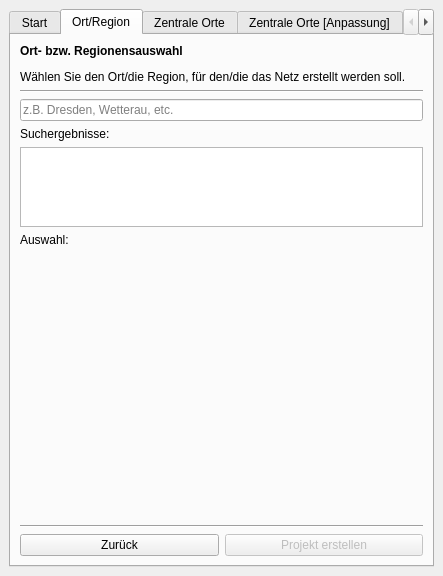
Old version of the form visionvelo_digirad_dockwidget.ui in the repository ohrie/DigiRad.
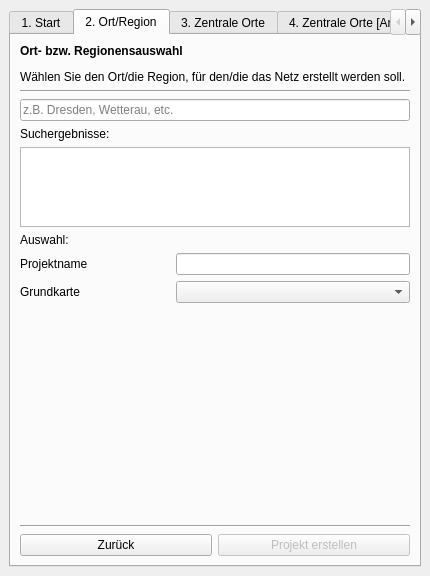
New version of the form. The open tabs and pages were chosen to show the change. Custom widgets are drawn as their Qt base class.

The edit to the form file:
```diff
--- a/visionvelo_digirad_dockwidget.ui
+++ b/visionvelo_digirad_dockwidget.ui
@@ -9,7 +9,7 @@
    <rect>
     <x>0</x>
     <y>0</y>
-    <width>443</width>
+    <width>430</width>
     <height>576</height>
    </rect>
   </property>
@@ -31,7 +31,7 @@
         <bool>true</bool>
        </property>
        <attribute name="title">
-        <string>Start</string>
+        <string>1. Start</string>
        </attribute>
        <layout class="QVBoxLayout" name="verticalLayout">
         <property name="sizeConstraint">
@@ -107,7 +107,7 @@
         <bool>true</bool>
        </property>
        <attribute name="title">
-        <string>Ort/Region</string>
+        <string>2. Ort/Region</string>
        </attribute>
        <layout class="QVBoxLayout" name="verticalLayout_2">
         <item>
@@ -186,6 +186,12 @@
           </property>
           <item>
            <widget class="QLabel" name="label2">
+            <property name="maximumSize">
+             <size>
+              <width>150</width>
+              <height>16777215</height>
+             </size>
+            </property>
             <property name="text">
              <string>Auswahl:</string>
             </property>
@@ -193,6 +199,12 @@
           </item>
           <item>
            <widget class="QLabel" name="locationSelectedRegionLabel">
+            <property name="maximumSize">
+             <size>
+              <width>400</width>
+              <height>16777215</height>
+             </size>
+            </property>
             <property name="text">
              <string/>
             </property>
@@ -200,6 +212,78 @@
           </item>
          </layout>
         </item>
+        <item>
+         <layout class="QHBoxLayout" name="horizontalLayout_15">
+          <item>
+           <widget class="QLabel" name="label_9">
+            <property name="maximumSize">
+             <size>
+              <width>150</width>
+              <height>16777215</height>
+             </size>
+            </property>
+            <property name="text">
+             <string>Projektname</string>
+            </property>
+           </widget>
+          </item>
+          <item>
+           <widget class="QLineEdit" name="locationProjectNameEdit">
+            <property name="sizePolicy">
+             <sizepolicy hsizetype="Preferred" vsizetype="Fixed">
+              <horstretch>0</horstretch>
+              <verstretch>0</verstretch>
+             </sizepolicy>
+            </property>
+            <property name="maximumSize">
+             <size>
+              <width>400</width>
+              <height>16777215</height>
+             </size>
+            </property>
+           </widget>
+          </item>
+         </layout>
+        </item>
+        <item>
+         <layout class="QHBoxLayout" name="horizontalLayout_16">
+          <item>
+           <widget class="QLabel" name="label_10">
+            <property name="minimumSize">
+             <size>
+              <width>0</width>
+              <height>0</height>
+             </size>
+            </property>
+            <property name="maximumSize">
+             <size>
+              <width>150</width>
+              <height>16777215</height>
+             </size>
+            </property>
+            <property name="text">
+             <string>Grundkarte</string>
+            </property>
+           </widget>
+          </item>
+          <item>
+           <widget class="QComboBox" name="locationBaseMapComboBox">
+            <property name="minimumSize">
+             <size>
+              <width>0</width>
+              <height>0</height>
+             </size>
+            </property>
+            <property name="maximumSize">
+             <size>
+              <width>400</width>
+              <height>16777215</height>
+             </size>
+            </property>
+           </widget>
+          </item>
+         </layout>
+        </item>
         <item>
          <spacer name="verticalSpacer_3">
           <property name="orientation">
@@ -260,7 +344,7 @@
         <bool>true</bool>
        </property>
        <attribute name="title">
-        <string>Zentrale Orte</string>
+        <string>3. Zentrale Orte</string>
        </attribute>
        <layout class="QVBoxLayout" name="verticalLayout_4">
         <item>
@@ -494,7 +578,7 @@
       </widget>
       <widget class="QWidget" name="centerEditTab">
        <attribute name="title">
-        <string>Zentrale Orte [Anpassung]</string>
+        <string>4. Zentrale Orte [Anpassung]</string>
        </attribute>
        <layout class="QVBoxLayout" name="verticalLayout_6">
         <item>
@@ -698,7 +782,7 @@
       </widget>
       <widget class="QWidget" name="airlineTab">
        <attribute name="title">
-        <string>Luftliniennetz</string>
+        <string>5. Luftliniennetz</string>
        </attribute>
        <layout class="QVBoxLayout" name="verticalLayout_7">
         <item>
@@ -849,7 +933,7 @@
       </widget>
       <widget class="QWidget" name="reprojectTab">
        <attribute name="title">
-        <string>Umlegung</string>
+        <string>6. Umlegung</string>
        </attribute>
        <layout class="QVBoxLayout" name="verticalLayout_9">
         <item>
@@ -1114,7 +1198,7 @@
       </widget>
       <widget class="QWidget" name="reprojectDemandTab">
        <attribute name="title">
-        <string>Nachfrageumlegung</string>
+        <string>7. Nachfrageumlegung</string>
        </attribute>
        <layout class="QVBoxLayout" name="verticalLayout_8">
         <item>
```
Left out of the diff: 163 changed lines with no effect on the pictures.
